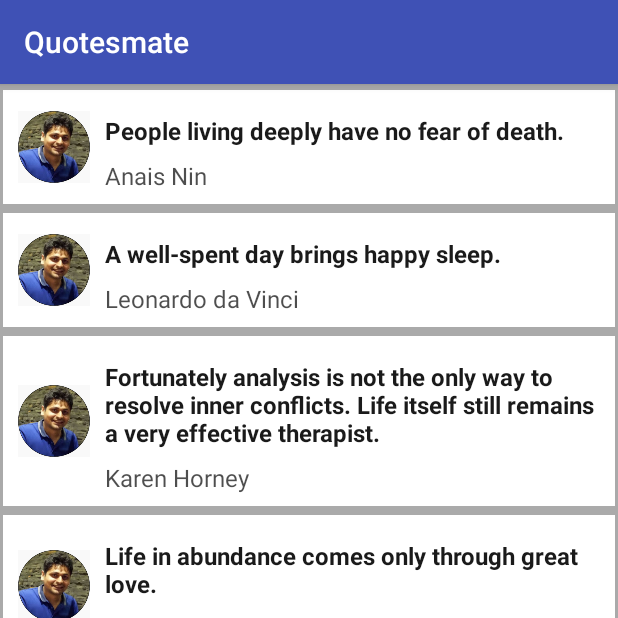
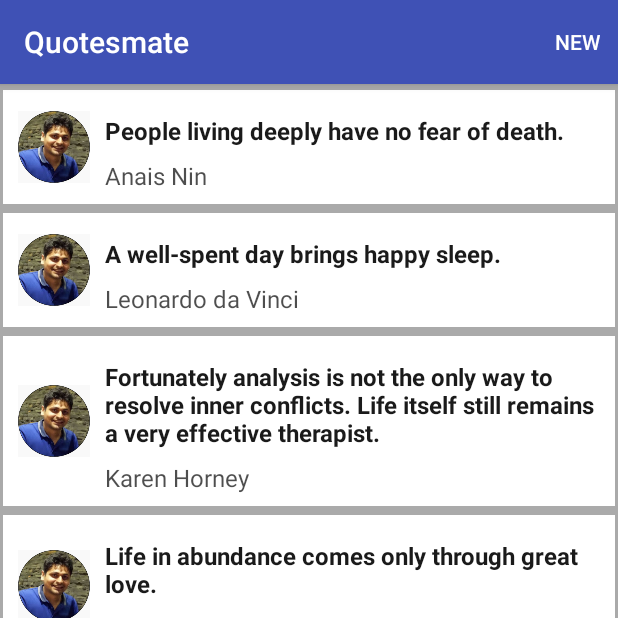
Before and after one commit to codebased/quotesmate, an Android app: the screen it shows after launch (QuoteListActivity), on a phone screen of 412 x 824 dp, the top half of it. Run offline under Robolectric (Android 15) with nearby library versions, the phone set to English and light mode, and no system bars.

Commit message:
Introducing a new activity for new quote screen with menu for list

```diff
--- a/app/src/main/AndroidManifest.xml
+++ b/app/src/main/AndroidManifest.xml
@@ -8,14 +8,13 @@
         android:supportsRtl="true"
         android:theme="@style/AppTheme">
 
-        <activity
-            android:name=".QuoteListActivity"
-            >
+        <activity android:name=".QuoteListActivity">
             <intent-filter>
                 <action android:name="android.intent.action.MAIN" />
                 <category android:name="android.intent.category.LAUNCHER" />
             </intent-filter>
         </activity>
+        <activity android:name=".NewQuoteActivity" android:label="New Quote" />
     </application>
 
 </manifest>
--- a/app/src/main/java/com/imcodebased/quotesmate/QuoteListActivity.java
+++ b/app/src/main/java/com/imcodebased/quotesmate/QuoteListActivity.java
@@ -1,7 +1,10 @@
 package com.imcodebased.quotesmate;
 
+import android.content.Intent;
 import android.os.Bundle;
 import android.support.v7.app.AppCompatActivity;
+import android.view.Menu;
+import android.view.MenuItem;
 import android.view.View;
 import android.view.ViewStub;
 import android.widget.AdapterView;
@@ -84,4 +87,19 @@ public class QuoteListActivity extends AppCompatActivity {
         ViewStub emptyViewStub = (ViewStub) findViewById(R.id.empty);
         listView.setEmptyView(emptyViewStub);
     }
+
+    @Override
+    public boolean onCreateOptionsMenu(Menu menu) {
+        getMenuInflater().inflate(R.menu.quote_list_menu, menu);
+        return true;
+    }
+
+    @Override
+    public boolean onOptionsItemSelected(MenuItem item) {
+        if (item.getItemId() == R.id.newquote) {
+            Intent newQuoteIntent = new Intent(this, NewQuoteActivity.class);
+            startActivity(newQuoteIntent);
+        }
+        return super.onOptionsItemSelected(item);
+    }
 }
--- /dev/null
+++ b/app/src/main/res/layout/activity_quote_new.xml
@@ -0,0 +1,6 @@
+<?xml version="1.0" encoding="utf-8"?>
+<LinearLayout xmlns:android="http://schemas.android.com/apk/res/android"
+    android:orientation="vertical" android:layout_width="match_parent"
+    android:layout_height="match_parent">
+
+</LinearLayout>
--- /dev/null
+++ b/app/src/main/res/menu/quote_list_menu.xml
@@ -0,0 +1,8 @@
+<?xml version="1.0" encoding="utf-8"?>
+<menu xmlns:android="http://schemas.android.com/apk/res/android"
+    xmlns:app="http://schemas.android.com/apk/res-auto">
+
+    <item
+        android:title="New" android:id="@+id/newquote"
+        app:showAsAction="always" />
+</menu>
```
Also changed, not shown: app/src/main/java/com/imcodebased/quotesmate/NewQuoteActivity.java (added, +16 -0 lines).
